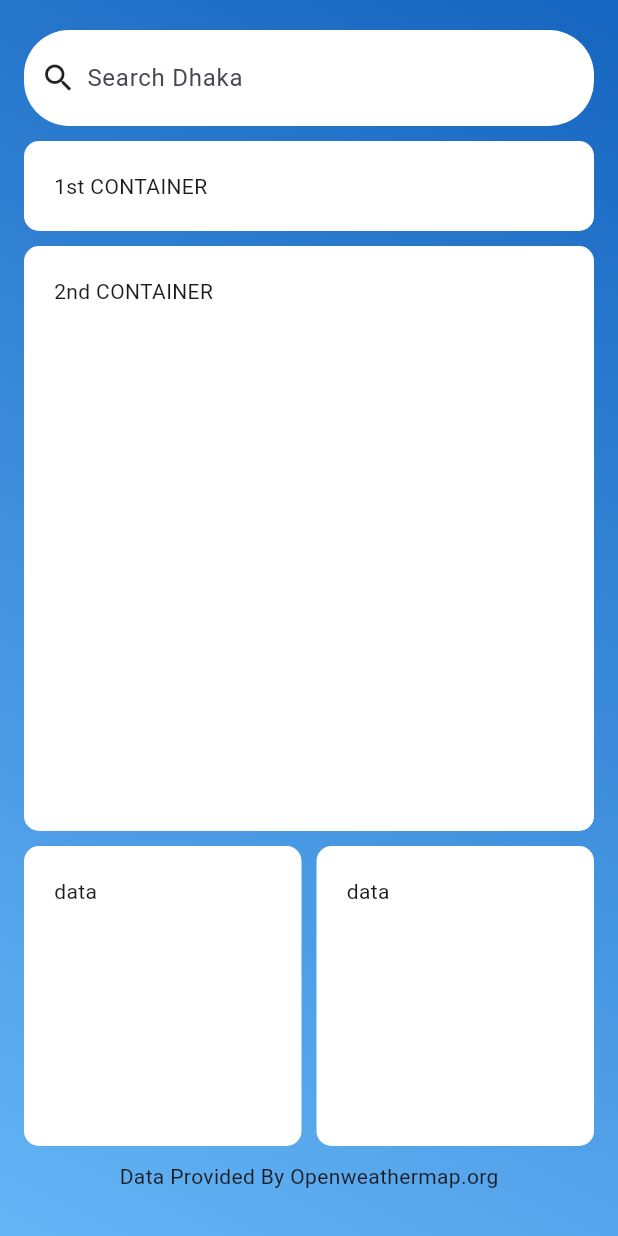
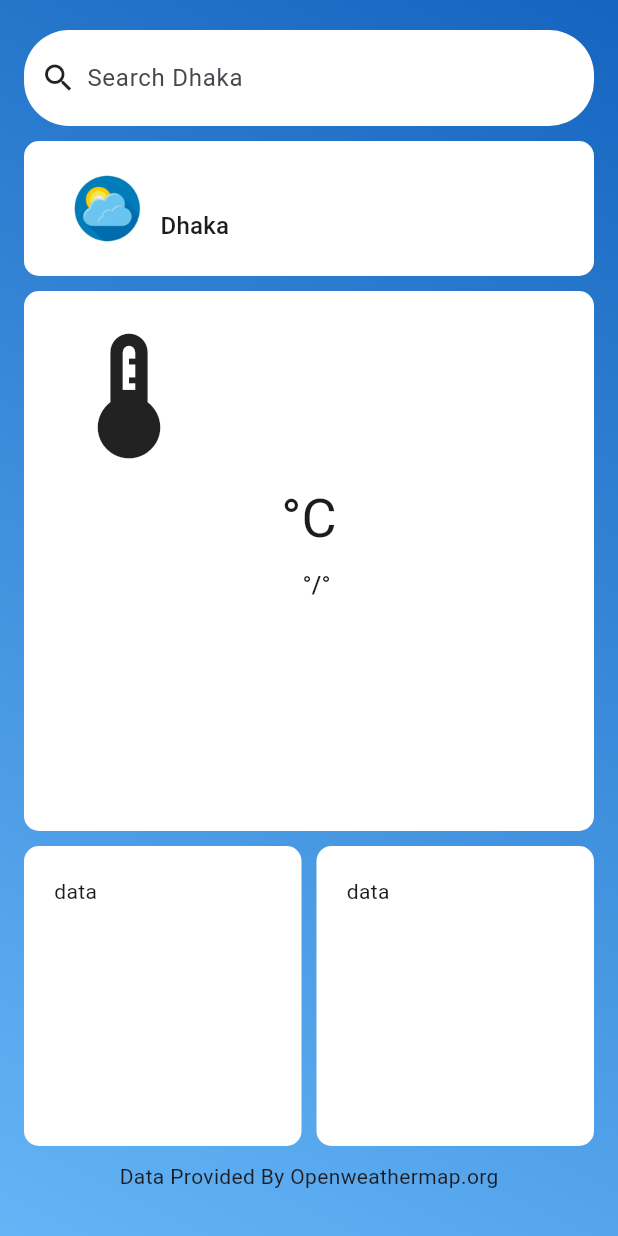
Before and after one commit to fakhruddin07/weather_app, a Flutter app: the HomeScreen screen opened directly with empty values, on a phone screen of 412 x 824 dp. Run offline on Flutter 3.47's test engine with Material 2 defaults, Android fonts, the phone set to English and light mode, and no system bars; our stand-ins replace flutter_spinkit; network calls fail.

Commit message:
home screen have been done

```diff
--- a/lib/data/weather_data.dart
+++ b/lib/data/weather_data.dart
@@ -9,6 +9,8 @@ class WeatherData {
   late String description;
   late String temp;
   late String feelsLike;
+  late String tempMin;
+  late String tempMax;
   late String pressure;
   late String humidity;
   late String windSpeed;
@@ -33,6 +35,8 @@ class WeatherData {
       Map<String, dynamic> mainData = decodedResponse["main"];
       temp = mainData["temp"].toString();
       feelsLike = mainData["feels_like"].toString();
+      tempMin = mainData["temp_min"].toString();
+      tempMax = mainData["temp_max"].toString();
       pressure = mainData["pressure"].toString();
       humidity = mainData["humidity"].toString();
 
@@ -49,7 +53,8 @@ class WeatherData {
       description = "Can't find data";
       temp = "Can't find data";
       feelsLike = "Can't find data";
-      feelsLike = "Can't find data";
+      tempMin = "Can't find data";
+      tempMax = "Can't find data";
       humidity = "Can't find data";
       windSpeed = "Can't find data";
       sunrise = "Can't find data";
--- a/lib/screens/home_screen.dart
+++ b/lib/screens/home_screen.dart
@@ -82,7 +82,27 @@ class _HomeScreenState extends State<HomeScreen> {
                         color: Colors.white,
                         borderRadius: BorderRadius.circular(10),
                       ),
-                      child: Text("1st CONTAINER"),
+                      child: Row(
+                        children: [
+                    Image.asset(
+                            "assets/images/logo.png",
+                            height: 50,
+                          ),
+                          Column(
+                            crossAxisAlignment: CrossAxisAlignment.start,
+                            children: [
+                              Text(
+                                info["weather-description"],
+                                style: Theme.of(context).textTheme.titleMedium,
+                              ),
+                              Text(
+                                city,
+                                style: Theme.of(context).textTheme.titleMedium,
+                              ),
+                            ],
+                          ),
+                        ],
+                      ),
                     ),
                   ),
                 ],
@@ -96,7 +116,40 @@ class _HomeScreenState extends State<HomeScreen> {
                     color: Colors.white,
                     borderRadius: BorderRadius.circular(10),
                   ),
-                  child: Text("2nd CONTAINER"),
+                  child: Column(
+                    crossAxisAlignment: CrossAxisAlignment.start,
+                    children: [
+                      const Icon(
+                        Icons.thermostat,
+                        size: 100,
+                      ),
+                      Row(
+                        mainAxisAlignment: MainAxisAlignment.center,
+                        children: [
+                          Text("${info["temperature"]}",
+                              style: Theme.of(context).textTheme.displayLarge),
+                          Text("°C", style: Theme.of(context).textTheme.displaySmall),
+                        ],
+                      ),
+                      Row(
+                        mainAxisAlignment: MainAxisAlignment.center,
+                        children: [
+                          Text(
+                            info["weather-main"],
+                            style: Theme.of(context).textTheme.titleMedium,
+                          ),
+                          const SizedBox(width: 10),
+                          Text(
+                            "${info["temp_max"]}°/",
+                            style: Theme.of(context).textTheme.titleMedium,
+                          ),Text(
+                            "${info["temp_min"]}°",
+                            style: Theme.of(context).textTheme.titleMedium,
+                          ),
+                        ],
+                      ),
+                    ],
+                  ),
                 ),
               ),
               const SizedBox(height: 10),
@@ -146,6 +199,8 @@ class _HomeScreenState extends State<HomeScreen> {
               Text(info["weather-description"]),
               Text("${info["temperature"]}°C"),
               Text("${info["feels-Like"]}°C"),
+              Text("${info["temp_min"]}°C"),
+              Text("${info["temp_max"]}°C"),
               Text("${info["pressure"]} mbar"),
               Text("${info["humidity"]}%"),
               Text("${info["windSpeed"]} km/h"),
--- a/lib/screens/splash_screen.dart
+++ b/lib/screens/splash_screen.dart
@@ -1,3 +1,5 @@
+import 'dart:developer';
+
 import 'package:flutter/material.dart';
 import 'package:flutter_spinkit/flutter_spinkit.dart';
 import 'package:weather_app/data/weather_data.dart';
@@ -14,6 +16,8 @@ class _SplashScreenState extends State<SplashScreen> {
   late String description;
   late String temp;
   late String feelsLike;
+  late String tempMin;
+  late String tempMax;
   late String pressure;
   late String humidity;
   late String windSpeed;
@@ -27,6 +31,9 @@ class _SplashScreenState extends State<SplashScreen> {
     description = data.description;
     temp = data.temp;
     feelsLike = data.feelsLike;
+    tempMin = data.tempMin;
+    log(tempMin = data.tempMin.toString());
+    tempMax = data.tempMax;
     pressure = data.pressure;
     humidity = data.humidity;
     windSpeed = data.windSpeed;
@@ -43,6 +50,8 @@ class _SplashScreenState extends State<SplashScreen> {
           "weather-description": description,
           "temperature": temp,
           "feels-Like": feelsLike,
+          "temp_min": tempMin,
+          "temp_max": tempMax,
           "pressure": pressure,
           "humidity": humidity,
           "windSpeed": windSpeed,
```
